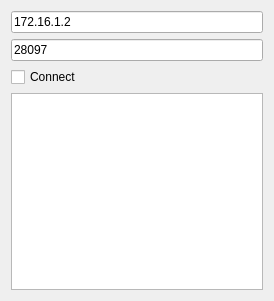
This is coachbox/refereebox_client/resource/refereebox_client_widget.ui in tominagalab/musashi-ros2-humble as Qt 5 draws it before an edit. The edited form follows.
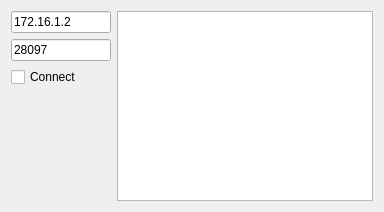
This is the edited form.

Diff of the .ui file:
```diff
--- a/coachbox/refereebox_client/resource/refereebox_client_widget.ui
+++ b/coachbox/refereebox_client/resource/refereebox_client_widget.ui
@@ -6,16 +6,44 @@
    <rect>
     <x>0</x>
     <y>0</y>
-    <width>274</width>
-    <height>301</height>
+    <width>384</width>
+    <height>212</height>
    </rect>
   </property>
+  <property name="sizePolicy">
+   <sizepolicy hsizetype="Minimum" vsizetype="Preferred">
+    <horstretch>0</horstretch>
+    <verstretch>0</verstretch>
+   </sizepolicy>
+  </property>
   <property name="windowTitle">
    <string>RefereeBoxClient</string>
   </property>
   <layout class="QVBoxLayout" name="verticalLayout">
    <item>
+    <layout class="QHBoxLayout" name="horizontalLayout" stretch="0,1">
+     <item>
+      <layout class="QVBoxLayout" name="verticalLayout_2">
+       <item>
     <widget class="QLineEdit" name="lnedtIP">
+         <property name="sizePolicy">
+          <sizepolicy hsizetype="Expanding" vsizetype="Preferred">
+           <horstretch>0</horstretch>
+           <verstretch>0</verstretch>
+          </sizepolicy>
+         </property>
+         <property name="minimumSize">
+          <size>
+           <width>100</width>
+           <height>0</height>
+          </size>
+         </property>
+         <property name="maximumSize">
+          <size>
+           <width>100</width>
+           <height>30</height>
+          </size>
+         </property>
      <property name="text">
       <string>172.16.1.2</string>
      </property>
@@ -23,6 +51,24 @@
    </item>
    <item>
     <widget class="QLineEdit" name="lnedtPort">
+         <property name="sizePolicy">
+          <sizepolicy hsizetype="Expanding" vsizetype="Maximum">
+           <horstretch>0</horstretch>
+           <verstretch>0</verstretch>
+          </sizepolicy>
+         </property>
+         <property name="minimumSize">
+          <size>
+           <width>100</width>
+           <height>0</height>
+          </size>
+         </property>
+         <property name="maximumSize">
+          <size>
+           <width>100</width>
+           <height>30</height>
+          </size>
+         </property>
      <property name="text">
       <string>28097</string>
      </property>
@@ -30,13 +76,61 @@
    </item>
    <item>
     <widget class="QCheckBox" name="chckConnect">
+         <property name="sizePolicy">
+          <sizepolicy hsizetype="Maximum" vsizetype="Fixed">
+           <horstretch>0</horstretch>
+           <verstretch>0</verstretch>
+          </sizepolicy>
+         </property>
+         <property name="minimumSize">
+          <size>
+           <width>100</width>
+           <height>0</height>
+          </size>
+         </property>
      <property name="text">
       <string>Connect</string>
      </property>
     </widget>
    </item>
    <item>
-    <widget class="QTextBrowser" name="txtRecv"/>
+        <spacer name="verticalSpacer">
+         <property name="orientation">
+          <enum>Qt::Vertical</enum>
+         </property>
+         <property name="sizeHint" stdset="0">
+          <size>
+           <width>20</width>
+           <height>40</height>
+          </size>
+         </property>
+        </spacer>
+       </item>
+      </layout>
+     </item>
+     <item>
+      <widget class="QTextBrowser" name="txtRecv">
+       <property name="sizePolicy">
+        <sizepolicy hsizetype="Expanding" vsizetype="Maximum">
+         <horstretch>0</horstretch>
+         <verstretch>0</verstretch>
+        </sizepolicy>
+       </property>
+       <property name="minimumSize">
+        <size>
+         <width>0</width>
+         <height>100</height>
+        </size>
+       </property>
+       <property name="maximumSize">
+        <size>
+         <width>100000</width>
+         <height>100000</height>
+        </size>
+       </property>
+      </widget>
+     </item>
+    </layout>
    </item>
   </layout>
  </widget>
```
Lines whose indentation alone changed are shown as unchanged.
